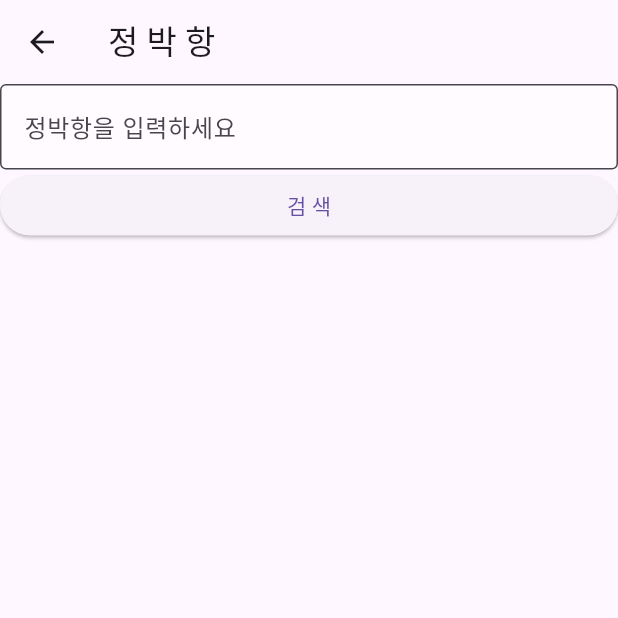
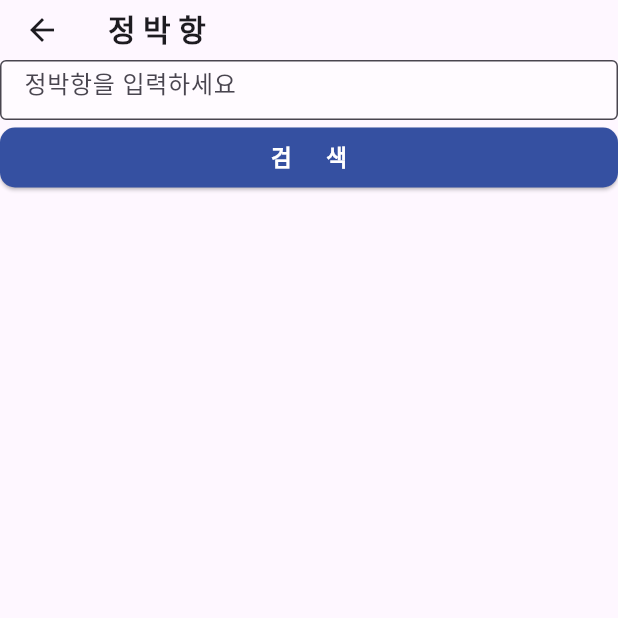
Before and after one commit to sonwoo/ship_5bv_app, a Flutter app: the Anchorage screen opened directly, on a phone screen of 412 x 824 dp, the top half of it. Run offline on Flutter 3.47's test engine with Material 3 defaults, Android fonts, the phone set to English and light mode, and no system bars; our stand-ins replace dio, shared_preferences; missing offline and left inert: dart:ffi; accounts and stored records are empty; network calls fail.

Commit message:
Merge remote-tracking branch 'origin/master'
# Conflicts:
#	lib/main.dart

```diff
--- a/lib/screen/anchorage_screen.dart
+++ b/lib/screen/anchorage_screen.dart
@@ -19,11 +19,20 @@ class _AnchorageState extends State<Anchorage> {
   Widget build(BuildContext context) {
     return Scaffold(
         appBar: AppBar(
-          title: const Text('정 박 항'),
+          toolbarHeight: 40,
+          title: const Text(
+            '정 박 항',
+            style: TextStyle(
+              fontSize: 20,
+              fontWeight: FontWeight.bold,
+            ),
+          ),
         ),
         body: Column(
           children: [
-            TextField(
+            SizedBox(
+              height: 40,
+              child: TextField(
                 controller: _searchController,
                 decoration: InputDecoration(
                   hintText: "정박항을 입력하세요",
@@ -32,15 +41,35 @@ class _AnchorageState extends State<Anchorage> {
                   fillColor: Colors.white54,
                 ),
               ),
+            ),
             SizedBox(
+              height: 5,
+            ),
+            SizedBox(
+                height: 40,
                 width: double.infinity,
                 child: ElevatedButton(
                   onPressed: () {
                     _performSearch();
                   },
-                  child: const Text("   검 색   "),
+                  style: ElevatedButton.styleFrom(
+                    foregroundColor: Colors.white,
+                    backgroundColor: Color.fromRGBO(53, 80, 161, 1.0), // 버튼 글자색
+                    shape: RoundedRectangleBorder(
+                      borderRadius:
+                          BorderRadius.circular(10.0), // 버튼 모서리 둥글게 만들기
+                    ),
+                  ),
+                  child: const Text(
+                    "   검      색   ",
+                    style: const TextStyle(
+                      fontSize: 15,
+                      fontWeight: FontWeight.bold,
+                      //overflow: TextOverflow.ellipsis,
+                    ),
+                  ),
                 )),
-            const SizedBox(height: 10),
+            const SizedBox(height: 5),
             Expanded(
               child: _isLoading
                   ? Center(child: CircularProgressIndicator())
@@ -59,6 +88,9 @@ class _AnchorageState extends State<Anchorage> {
                                   children: [
                                     GestureDetector(
                                       onTap: () {
+                                        if ('${item.ANCH_NM}'.length >= 15) {
+                                          // 임의의 너비 값
+
                                           showDialog(
                                             context: context, // 빌드 컨텍스트를 전달
                                             builder: (BuildContext context) {
@@ -80,51 +112,26 @@ class _AnchorageState extends State<Anchorage> {
                                               );
                                             },
                                           );
+                                        } else {
+                                          Navigator.pop(context, {
+                                            'SSD_SE': item.CUSTOMS_CD,
+                                            'SSD_JUNGBAK_COD': item.ANCH_CD,
+                                            'TMPPORT_CD': item.PORT_CD
+                                          });
+                                        }
+                                        ;
                                       },
                                       child: Text(
                                         '${item.ANCH_NM}', //'정박항:
                                         style: const TextStyle(
                                           fontSize: 15,
                                           fontWeight: FontWeight.bold,
+                                          //overflow: TextOverflow.ellipsis,
+                                        ),
+
                                         overflow: TextOverflow.ellipsis,
                                       ),
                                     ),
-                                    ),
-
-                                    // TextButton(
-                                    //   onPressed: () {
-                                    //     AlertDialog(
-                                    //       title: Text('알림'),
-                                    //       content: Text('삭제하시겠습니까?'),
-                                    //       actions: [
-                                    //         TextButton(
-                                    //           onPressed: () {
-                                    //             Navigator.pop(context);
-                                    //           },
-                                    //           child: Text('취소'),
-                                    //         ),
-                                    //         TextButton(
-                                    //           onPressed: () {
-                                    //             // 실제 삭제 로직 구현
-                                    //             print('삭제되었습니다.');
-                                    //             Navigator.pop(context);
-                                    //           },
-                                    //           child: Text('확인'),
-                                    //         ),
-                                    //       ],
-
-                                    //     );
-                                    //     //Navigator.pop(context);
-                                    //   },
-                                    //   child: Text(
-                                    //     '${item.ANCH_NM}', //'정박항:
-                                    //     style: const TextStyle(
-                                    //       fontSize: 15,
-                                    //       fontWeight: FontWeight.bold,
-                                    //       overflow: TextOverflow.ellipsis,
-                                    //     ),
-                                    //   ),
-                                    // ),
                                   ],
                                 ),
                                 subtitle: Column(
--- a/lib/screen/auth_screen.dart
+++ b/lib/screen/auth_screen.dart
@@ -161,7 +161,8 @@ class _AuthScreenState extends State<AuthScreen> {
               const SizedBox(
                 height: 20,
               ),
-               const Icon(Icons.directions_boat_filled,color: Colors.white, size: 40.0),
+              const Icon(Icons.directions_boat_filled,
+                  color: Colors.white, size: 40.0),
               const Text(
                 '선박용품 이행착수(완료)',
                 style: TextStyle(
@@ -259,7 +260,8 @@ class _AuthScreenState extends State<AuthScreen> {
                 style: ElevatedButton.styleFrom(
                   minimumSize: Size(
                       MediaQuery.of(context).size.width * 0.7, 50), // 버튼 높이 설정
-
+                  foregroundColor: Colors.white,
+                  backgroundColor: Color.fromRGBO(53, 80, 161, 1.0), // 버튼 글자색
                   shape: RoundedRectangleBorder(
                     borderRadius: BorderRadius.circular(10), // 모서리 둥글기를 조절
                   ),
```
Also changed, not shown: lib/component/custom_popup_buttons.dart (+34 -8 lines), lib/screen/document_list.dart (+87 -37 lines), lib/screen/stmst_screen.dart (+19 -1 lines). Lines whose indentation alone changed are shown as unchanged.
